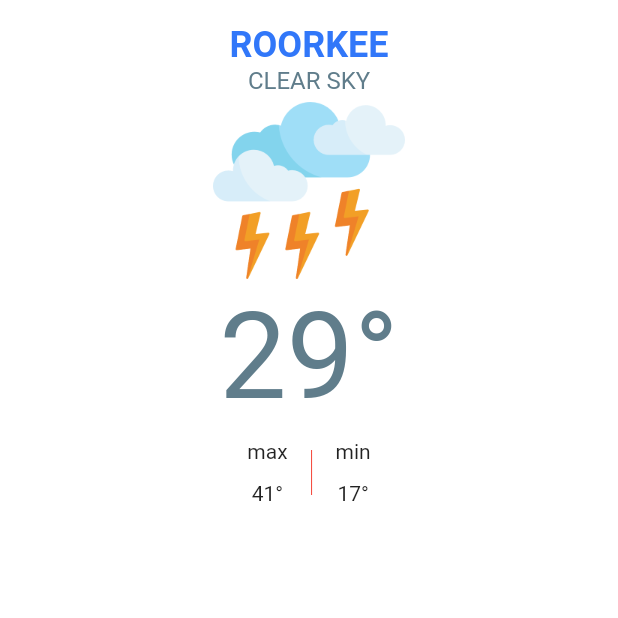
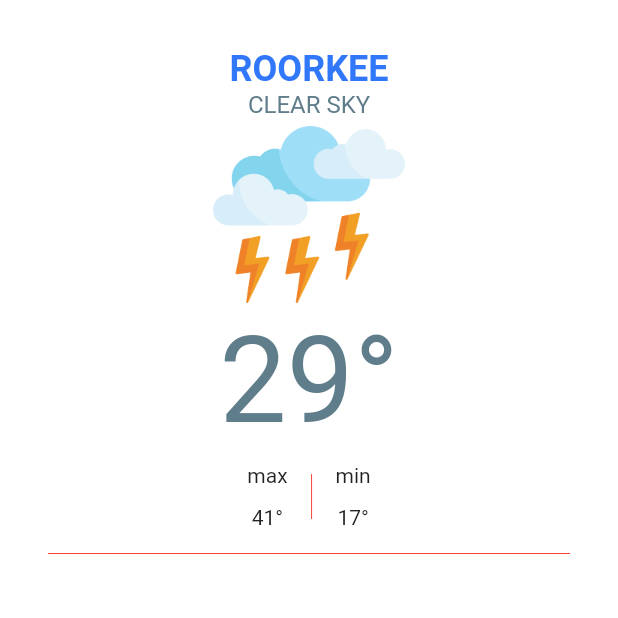
Before and after one commit to Rohit-Chandra-007/Mausam_app, a Flutter app: the screen it shows after launch, on a phone screen of 412 x 824 dp, the top half of it. Run offline on Flutter 3.47's test engine with Material 2 defaults, Android fonts, the light colour scheme and no system bars; our stand-ins replace geolocator.

Commit message:
delete nextdaywidget,tablabelwidget,tempwidget

```diff
--- a/lib/screens/weather_page.dart
+++ b/lib/screens/weather_page.dart
@@ -3,6 +3,7 @@ import 'package:geolocator/geolocator.dart';
 import 'package:mausam_app/services/location.dart';
 import 'package:mausam_app/services/networking.dart';
 import 'package:mausam_app/utils/constants.dart';
+import 'package:mausam_app/widgets/min_max_temp_widget.dart';
 
 class WeatherPage extends StatefulWidget {
   @override
@@ -42,9 +43,8 @@ class _WeatherPageState extends State<WeatherPage> {
       child: Material(
         color: Colors.white,
         child: Padding(
-          padding: const EdgeInsets.all(16.0),
+          padding: const EdgeInsets.all(32.0),
           child: Column(
-            mainAxisAlignment: MainAxisAlignment.start,
             crossAxisAlignment: CrossAxisAlignment.center,
             children: [
               Text(
@@ -70,28 +70,9 @@ class _WeatherPageState extends State<WeatherPage> {
                 '29°',
                 style: kTemperatureText,
               ),
-              Row(
-                mainAxisAlignment: MainAxisAlignment.center,
-                children: [
-                  Container(
-                    height: 60,
-                    padding: EdgeInsets.all(8),
-                    child: Column(
-                      mainAxisAlignment: MainAxisAlignment.spaceBetween,
-                      children: [Text('max'), Text('41°')],
-                    ),
-                  ),
-                  Container(
-                      height: 30, child: VerticalDivider(color: Colors.red)),
-                  Container(
-                    padding: EdgeInsets.all(8),
-                    height: 60,
-                    child: Column(
-                      mainAxisAlignment: MainAxisAlignment.spaceBetween,
-                      children: [Text('min'), Text('17°')],
-                    ),
-                  ),
-                ],
+              MinMaxTempWidget(),
+              Divider(
+                color: Colors.red,
               )
             ],
           ),
--- /dev/null
+++ b/lib/widgets/min_max_temp_widget.dart
@@ -0,0 +1,33 @@
+import 'package:flutter/material.dart';
+
+class MinMaxTempWidget extends StatelessWidget {
+  const MinMaxTempWidget({
+    Key? key,
+  }) : super(key: key);
+
+  @override
+  Widget build(BuildContext context) {
+    return Row(
+      mainAxisAlignment: MainAxisAlignment.center,
+      children: [
+        Container(
+          height: 60,
+          padding: EdgeInsets.all(8),
+          child: Column(
+            mainAxisAlignment: MainAxisAlignment.spaceBetween,
+            children: [Text('max'), Text('41°')],
+          ),
+        ),
+        Container(height: 30, child: VerticalDivider(color: Colors.red)),
+        Container(
+          padding: EdgeInsets.all(8),
+          height: 60,
+          child: Column(
+            mainAxisAlignment: MainAxisAlignment.spaceBetween,
+            children: [Text('min'), Text('17°')],
+          ),
+        ),
+      ],
+    );
+  }
+}
```
Also changed, not shown: lib/widgets/nextdayweather.dart (deleted, +0 -36 lines), lib/widgets/tab_label_widget.dart (deleted, +0 -17 lines), lib/widgets/temperature_widget.dart (deleted, +0 -75 lines).
